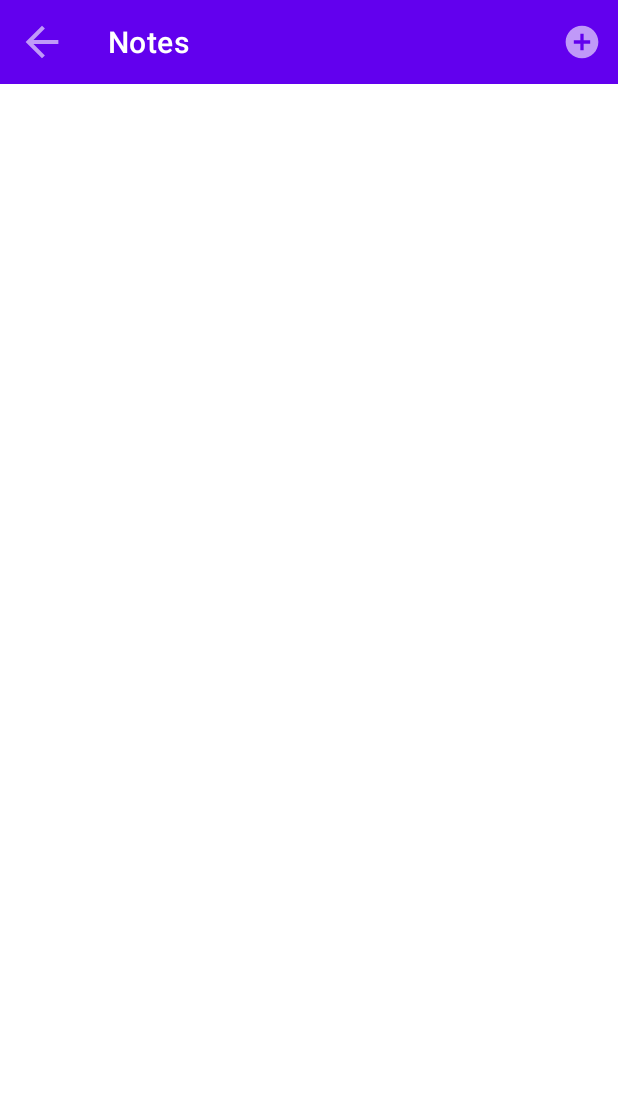
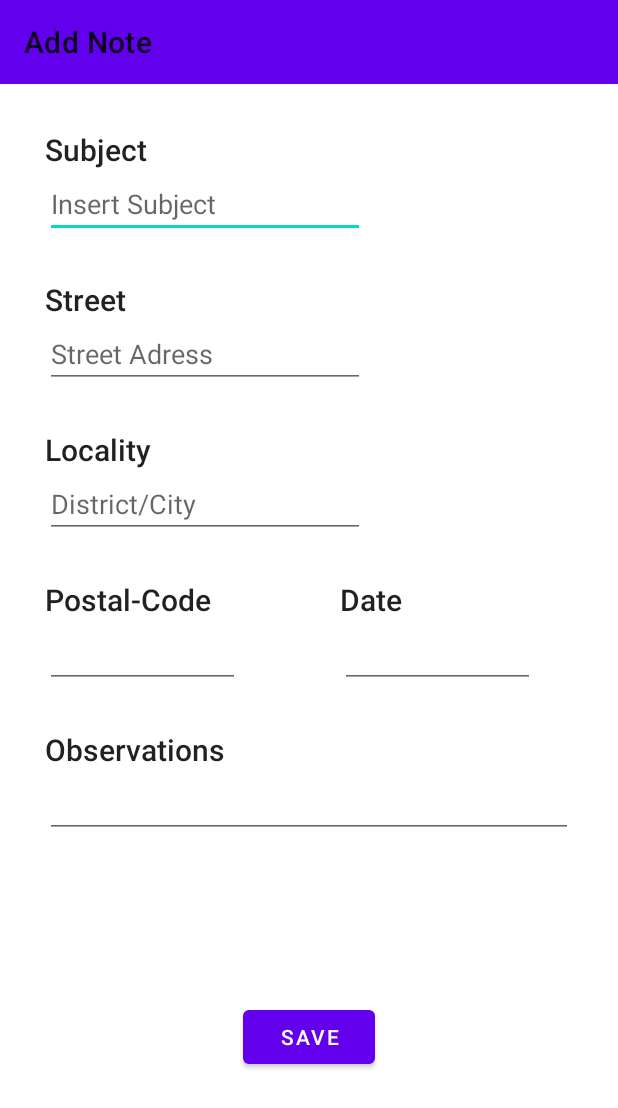
Before and after one commit to GabrielGoncalvesSousa/COMMOV2021, an Android app: the NotesActivity screen opened directly, with no data from a screen before it, after a tap on "Add Note", on a phone screen of 412 x 824 dp. Shown: the top 1108 px of the screen. Run offline under Robolectric (Android 15) with nearby library versions, the phone set to English and light mode, and no system bars.

Commit message:
Page Adding Notes Layout Done

```diff
--- /dev/null
+++ b/CleanCity/app/src/main/java/gabriel/estg/cleancity/AddNoteActivity.kt
@@ -0,0 +1,11 @@
+package gabriel.estg.cleancity
+
+import androidx.appcompat.app.AppCompatActivity
+import android.os.Bundle
+
+class AddNoteActivity : AppCompatActivity() {
+    override fun onCreate(savedInstanceState: Bundle?) {
+        super.onCreate(savedInstanceState)
+        setContentView(R.layout.activity_add_note)
+    }
+}
--- a/CleanCity/app/src/main/java/gabriel/estg/cleancity/MainActivity.kt
+++ b/CleanCity/app/src/main/java/gabriel/estg/cleancity/MainActivity.kt
@@ -6,6 +6,7 @@ import android.os.Bundle
 import android.util.Log
 import android.widget.Button
 import android.widget.ImageButton
+import android.widget.ImageView
 import android.widget.Toast
 import kotlin.math.log
 
@@ -15,9 +16,14 @@ class MainActivity : AppCompatActivity() {
         setContentView(R.layout.activity_main)
 
         findViewById<Button>(R.id.buttonNotes).setOnClickListener {
-            startActivity( Intent(this, NotesActivity::class.java).apply {
-            } )
+            startActivity(Intent(this, NotesActivity::class.java).apply {
+            })
         }
+
+
+        findViewById<ImageView>(R.id.imageViewRegisterLocation).setOnClickListener({
+            Toast.makeText(applicationContext, "Register Clicked", Toast.LENGTH_LONG).show()
+        })
 
 
     }
--- a/CleanCity/app/src/main/java/gabriel/estg/cleancity/NotesActivity.kt
+++ b/CleanCity/app/src/main/java/gabriel/estg/cleancity/NotesActivity.kt
@@ -2,6 +2,7 @@ package gabriel.estg.cleancity
 
 import android.annotation.SuppressLint
 import android.content.ClipData
+import android.content.Intent
 import android.media.Image
 import androidx.appcompat.app.AppCompatActivity
 import android.os.Bundle
@@ -23,6 +24,10 @@ class NotesActivity : AppCompatActivity() {
 
         toolbar.setNavigationIcon(R.drawable.ic_action_back)
 
+        toolbar.setNavigationOnClickListener({
+            startActivity(Intent(this, MainActivity::class.java).apply {
+            })
+        })
 
     }
 
@@ -35,8 +40,8 @@ class NotesActivity : AppCompatActivity() {
     override fun onOptionsItemSelected(item: MenuItem): Boolean {
         var itemView = item.itemId
         when (itemView) {
-            R.id.addNote -> Toast.makeText(applicationContext, "Add Clicked", Toast.LENGTH_LONG)
-                .show()
+            R.id.addNote -> startActivity(Intent(this, AddNoteActivity::class.java).apply {
+            })
         }
         return false
     }
--- /dev/null
+++ b/CleanCity/app/src/main/res/layout/activity_add_note.xml
@@ -0,0 +1,224 @@
+<?xml version="1.0" encoding="utf-8"?>
+<androidx.constraintlayout.widget.ConstraintLayout xmlns:android="http://schemas.android.com/apk/res/android"
+    xmlns:app="http://schemas.android.com/apk/res-auto"
+    xmlns:tools="http://schemas.android.com/tools"
+    android:layout_width="match_parent"
+    android:layout_height="match_parent"
+    tools:context=".AddNoteActivity">
+
+    <androidx.appcompat.widget.Toolbar
+        android:id="@+id/toolbar"
+        android:layout_width="match_parent"
+        android:layout_height="wrap_content"
+        android:background="?attr/colorPrimary"
+        android:minHeight="?attr/actionBarSize"
+        android:theme="?attr/actionBarTheme"
+        app:layout_constraintBottom_toBottomOf="parent"
+        app:layout_constraintEnd_toEndOf="parent"
+        app:layout_constraintHorizontal_bias="0.0"
+        app:layout_constraintStart_toStartOf="parent"
+        app:layout_constraintTop_toTopOf="parent"
+        app:layout_constraintVertical_bias="0.0"
+        app:title="@string/addNotesPage_ActionBarTitle" />
+
+    <EditText
+        android:id="@+id/editTextSubject"
+        android:layout_width="wrap_content"
+        android:layout_height="wrap_content"
+        android:layout_marginStart="30dp"
+        android:layout_marginLeft="30dp"
+        android:ems="10"
+        android:hint="@string/editTextsAddNotesPage_Subject"
+        android:inputType="textPersonName|text"
+        app:layout_constraintBottom_toTopOf="@+id/textView3"
+        app:layout_constraintEnd_toEndOf="parent"
+        app:layout_constraintHorizontal_bias="0.0"
+        app:layout_constraintStart_toStartOf="parent"
+        app:layout_constraintTop_toBottomOf="@+id/textView"
+        app:layout_constraintVertical_bias="0.0" />
+
+    <TextView
+        android:id="@+id/textView"
+        android:layout_width="wrap_content"
+        android:layout_height="wrap_content"
+        android:layout_marginStart="30dp"
+        android:layout_marginLeft="30dp"
+        android:layout_marginTop="30dp"
+        android:text="@string/textViewAddNotesPage_Subject"
+        android:textAppearance="@style/TextAppearance.AppCompat.Title"
+        app:layout_constraintBottom_toBottomOf="parent"
+        app:layout_constraintEnd_toEndOf="parent"
+        app:layout_constraintHorizontal_bias="0.0"
+        app:layout_constraintStart_toStartOf="parent"
+        app:layout_constraintTop_toBottomOf="@+id/toolbar"
+        app:layout_constraintVertical_bias="0.0" />
+
+    <EditText
+        android:id="@+id/editTextStreet"
+        android:layout_width="wrap_content"
+        android:layout_height="wrap_content"
+        android:layout_marginStart="30dp"
+        android:layout_marginLeft="30dp"
+        android:ems="10"
+        android:hint="@string/editTextsAddNotesPage_Street"
+        android:inputType="textPersonName"
+        app:layout_constraintBottom_toTopOf="@+id/textView4"
+        app:layout_constraintEnd_toEndOf="parent"
+        app:layout_constraintHorizontal_bias="0.0"
+        app:layout_constraintStart_toStartOf="parent"
+        app:layout_constraintTop_toBottomOf="@+id/textView3"
+        app:layout_constraintVertical_bias="0.0" />
+
+    <EditText
+        android:id="@+id/editTextDate"
+        android:layout_width="130dp"
+        android:layout_height="wrap_content"
+        android:ems="10"
+        android:inputType="date"
+        app:layout_constraintBottom_toTopOf="@+id/textView7"
+        app:layout_constraintEnd_toEndOf="parent"
+        app:layout_constraintHorizontal_bias="0.804"
+        app:layout_constraintStart_toStartOf="parent"
+        app:layout_constraintTop_toBottomOf="@+id/textView6"
+        app:layout_constraintVertical_bias="0.0" />
+
+    <EditText
+        android:id="@+id/editTextLocality"
+        android:layout_width="wrap_content"
+        android:layout_height="wrap_content"
+        android:layout_marginStart="30dp"
+        android:layout_marginLeft="30dp"
+        android:ems="10"
+        android:hint="@string/editTextsAddNotesPage_Locality"
+        android:inputType="textPersonName"
+        app:layout_constraintBottom_toTopOf="@+id/textView5"
+        app:layout_constraintEnd_toEndOf="parent"
+        app:layout_constraintHorizontal_bias="0.0"
+        app:layout_constraintStart_toStartOf="parent"
+        app:layout_constraintTop_toBottomOf="@+id/textView4"
+        app:layout_constraintVertical_bias="0.0" />
+
+    <TextView
+        android:id="@+id/textView5"
+        android:layout_width="wrap_content"
+        android:layout_height="wrap_content"
+        android:layout_marginStart="30dp"
+        android:layout_marginLeft="30dp"
+        android:layout_marginTop="330dp"
+        android:text="@string/textViewAddNotesPage_PostalCode"
+        android:textAppearance="@style/TextAppearance.AppCompat.Title"
+        app:layout_constraintBottom_toBottomOf="parent"
+        app:layout_constraintEnd_toEndOf="parent"
+        app:layout_constraintHorizontal_bias="0.0"
+        app:layout_constraintStart_toStartOf="parent"
+        app:layout_constraintTop_toBottomOf="@+id/toolbar"
+        app:layout_constraintVertical_bias="0.0" />
+
+    <EditText
+        android:id="@+id/editTextPostal"
+        android:layout_width="130dp"
+        android:layout_height="wrap_content"
+        android:layout_marginStart="30dp"
+        android:layout_marginLeft="30dp"
+        android:ems="10"
+        android:inputType="textPersonName"
+        app:layout_constraintBottom_toTopOf="@+id/textView7"
+        app:layout_constraintEnd_toEndOf="parent"
+        app:layout_constraintHorizontal_bias="0.0"
+        app:layout_constraintStart_toStartOf="parent"
+        app:layout_constraintTop_toBottomOf="@+id/textView5"
+        app:layout_constraintVertical_bias="0.0" />
+
+    <TextView
+        android:id="@+id/textView6"
+        android:layout_width="wrap_content"
+        android:layout_height="wrap_content"
+        android:layout_marginTop="330dp"
+        android:layout_marginEnd="30dp"
+        android:layout_marginRight="30dp"
+        android:text="@string/textViewAddNotesPage_Date"
+        android:textAppearance="@style/TextAppearance.AppCompat.Title"
+        app:layout_constraintBottom_toBottomOf="parent"
+        app:layout_constraintEnd_toEndOf="parent"
+        app:layout_constraintHorizontal_bias="0.666"
+        app:layout_constraintStart_toStartOf="parent"
+        app:layout_constraintTop_toBottomOf="@+id/toolbar"
+        app:layout_constraintVertical_bias="0.0" />
+
+    <TextView
+        android:id="@+id/textView3"
+        android:layout_width="wrap_content"
+        android:layout_height="wrap_content"
+        android:layout_marginStart="30dp"
+        android:layout_marginLeft="30dp"
+        android:layout_marginTop="130dp"
+        android:text="@string/textViewAddNotesPage_Street"
+        android:textAppearance="@style/TextAppearance.AppCompat.Title"
+        app:layout_constraintBottom_toBottomOf="parent"
+        app:layout_constraintEnd_toEndOf="parent"
+        app:layout_constraintHorizontal_bias="0.0"
+        app:layout_constraintStart_toStartOf="parent"
+        app:layout_constraintTop_toBottomOf="@+id/toolbar"
+        app:layout_constraintVertical_bias="0.0" />
+
+    <EditText
+        android:id="@+id/editTextObservations"
+        android:layout_width="match_parent"
+        android:layout_height="wrap_content"
+        android:layout_marginStart="30dp"
+        android:layout_marginLeft="30dp"
+        android:layout_marginEnd="30dp"
+        android:layout_marginRight="30dp"
+        android:ems="10"
+        android:gravity="start|top"
+        android:inputType="textMultiLine"
+        app:layout_constraintBottom_toBottomOf="parent"
+        app:layout_constraintEnd_toEndOf="parent"
+        app:layout_constraintHorizontal_bias="0.0"
+        app:layout_constraintStart_toStartOf="parent"
+        app:layout_constraintTop_toBottomOf="@+id/textView7"
+        app:layout_constraintVertical_bias="0.0" />
+
+    <TextView
+        android:id="@+id/textView4"
+        android:layout_width="wrap_content"
+        android:layout_height="wrap_content"
+        android:layout_marginStart="30dp"
+        android:layout_marginLeft="30dp"
+        android:layout_marginTop="230dp"
+        android:text="@string/textViewAddNotesPage_Locality"
+        android:textAppearance="@style/TextAppearance.AppCompat.Title"
+        app:layout_constraintBottom_toBottomOf="parent"
+        app:layout_constraintEnd_toEndOf="parent"
+        app:layout_constraintHorizontal_bias="0.0"
+        app:layout_constraintStart_toStartOf="parent"
+        app:layout_constraintTop_toBottomOf="@+id/toolbar"
+        app:layout_constraintVertical_bias="0.0" />
+
+    <TextView
+        android:id="@+id/textView7"
+        android:layout_width="wrap_content"
+        android:layout_height="wrap_content"
+        android:layout_marginStart="30dp"
+        android:layout_marginLeft="30dp"
+        android:layout_marginTop="430dp"
+        android:text="@string/textViewAddNotesPage_Observations"
+        android:textAppearance="@style/TextAppearance.AppCompat.Title"
+        app:layout_constraintBottom_toBottomOf="parent"
+        app:layout_constraintEnd_toEndOf="parent"
+        app:layout_constraintHorizontal_bias="0.0"
+        app:layout_constraintStart_toStartOf="parent"
+        app:layout_constraintTop_toBottomOf="@+id/toolbar"
+        app:layout_constraintVertical_bias="0.0" />
+
+    <Button
+        android:id="@+id/buttonSave"
+        android:layout_width="wrap_content"
+        android:layout_height="wrap_content"
+        android:text="@string/buttonSave"
+        app:layout_constraintBottom_toBottomOf="parent"
+        app:layout_constraintEnd_toEndOf="parent"
+        app:layout_constraintStart_toStartOf="parent"
+        app:layout_constraintTop_toBottomOf="@+id/editTextObservations" />
+
+</androidx.constraintlayout.widget.ConstraintLayout>
--- a/CleanCity/app/src/main/res/values/strings.xml
+++ b/CleanCity/app/src/main/res/values/strings.xml
@@ -1,11 +1,36 @@
 <resources>
+    <!--    AppName-->
     <string name="app_name">Clean City</string>
+
+    <!--    Main_Page -->
     <string name="mainPage_email">Email</string>
     <string name="mainPage_password">Password</string>
     <string name="mainPage_buttonLogin">Login</string>
     <string name="mainPage_buttonRegistar">Register</string>
     <string name="mainPage_buttonNotas">Notes</string>
     <string name="mainPage_checkboxTerms">I agree to the Terms and Conditions</string>
-    <string name="notesPage_ActionBarTitle">Notes</string>
+
+    <!--    Notes_Page Toolbar-->
+    <string name="notesPage_ActionBarTitle">Personal Notes</string>
     <string name="notesPage_ActionBarAdd">Add Note</string>
+
+    <!--    AddNotes_Page Toolbar-->
+    <string name="addNotesPage_ActionBarTitle">Add Note</string>
+
+    <!--    AddNotes_Page TextViews-->
+    <string name="textViewAddNotesPage_Subject">Subject</string>
+    <string name="textViewAddNotesPage_Street">Street</string>
+    <string name="textViewAddNotesPage_Locality">Locality</string>
+    <string name="textViewAddNotesPage_PostalCode">Postal-Code</string>
+    <string name="textViewAddNotesPage_Date">Date</string>
+    <string name="textViewAddNotesPage_Observations">Observations</string>
+
+    <!--    AddNotes_Page EditTexts-->
+    <string name="editTextsAddNotesPage_Subject">Insert Subject</string>
+    <string name="editTextsAddNotesPage_Street">Street Adress</string>
+    <string name="editTextsAddNotesPage_Locality">District/City</string>
+
+    <!--    AddNotes_Page Save Button-->
+    <string name="buttonSave">Save</string>
+
 </resources>
```
Also changed, not shown: CleanCity/app/src/main/AndroidManifest.xml (+5 -5 lines), 1 other file.
